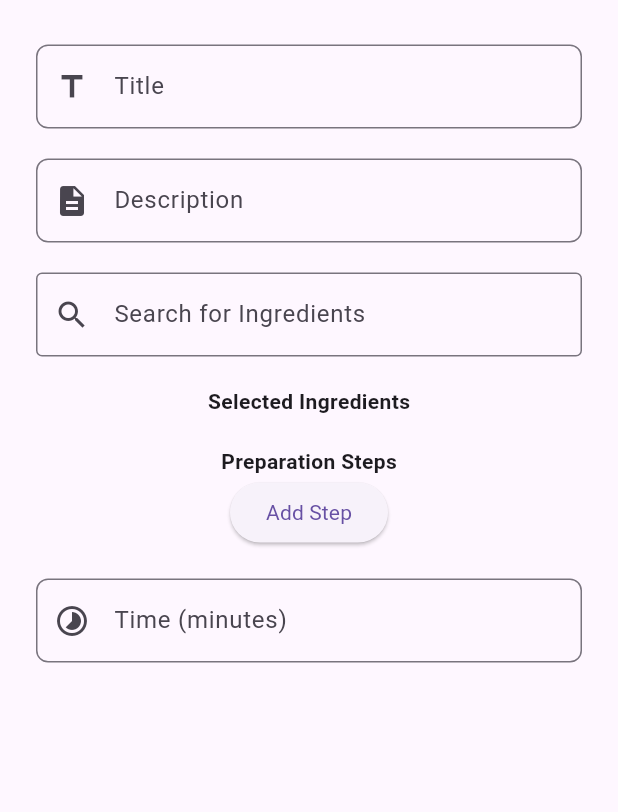
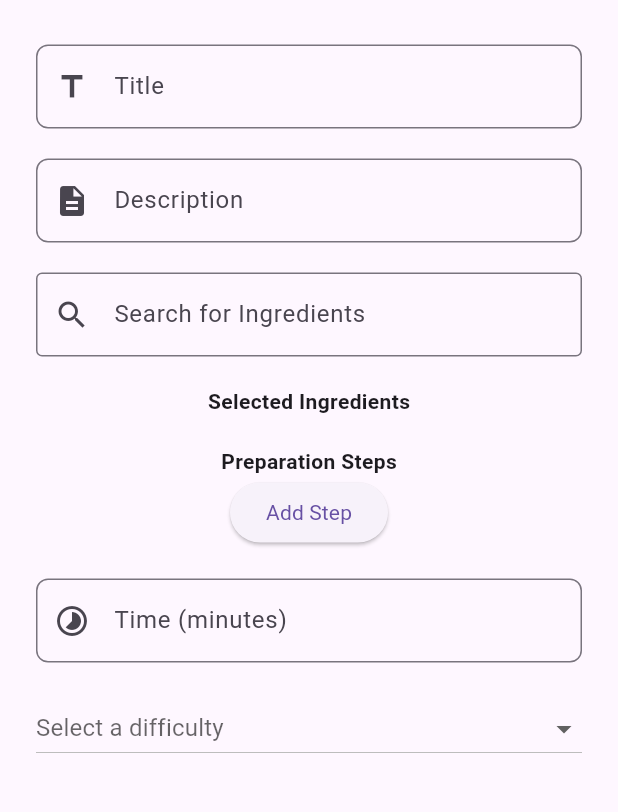
Before and after one commit to Andresas106/RecipeApp, a Flutter app: the NewRecipeScreen screen opened directly, after a tap on "Add Step", after a tap on the "delete" icon, on a phone screen of 412 x 824 dp, the part 326-1138 px from its top. Run offline on Flutter 3.47's test engine with Material 3 defaults, Android fonts, the phone set to English and light mode, and no system bars; our stand-ins replace cloud_firestore, firebase_auth, firebase_core, google_sign_in; accounts and stored records are empty.

Commit message:
added difficulty dropdown

```diff
--- a/recipe_app/lib/model/recipe.dart
+++ b/recipe_app/lib/model/recipe.dart
@@ -91,3 +91,19 @@ class Recipe {
     };
   }
 }
+
+
+extension DifficultyExtension on Difficulty {
+  String get displayName {
+    switch (this) {
+      case Difficulty.high:
+        return 'High';
+      case Difficulty.medium:
+        return 'Medium';
+      case Difficulty.low:
+        return 'Low';
+      default:
+        return '';
+    }
+  }
+}
--- a/recipe_app/lib/screens/NewRecipeScreen.dart
+++ b/recipe_app/lib/screens/NewRecipeScreen.dart
@@ -2,6 +2,7 @@ import 'package:flutter/cupertino.dart';
 import 'package:flutter/material.dart';
 import 'package:recipe_app/controller/ingredientController.dart';
 import 'package:recipe_app/model/ingredients.dart';
+import 'package:recipe_app/model/recipe.dart';
 import 'package:recipe_app/utils/authService.dart';
 
 import '../navigation/AppRouterDelegate.dart';
@@ -19,6 +20,7 @@ class _NewRecipeScreenState extends State<NewRecipeScreen> {
   final Map<Ingredient, int> _quantitiesIngredients = {};
   final List<String> _preparationSteps = [];
   final ingredientController = IngredientController();
+  Difficulty? _selectedDifficulty = null;
 
   Future<List<Ingredient>> _getSuggestions(String query) async{
     return await ingredientController.fetchIngredientsBySearch(query);
@@ -124,7 +126,6 @@ class _NewRecipeScreenState extends State<NewRecipeScreen> {
           padding: const EdgeInsets.symmetric(horizontal: 24,vertical: 48),
           child: SingleChildScrollView(
             child: Container(
-              constraints: BoxConstraints(maxHeight: MediaQuery.of(context).size.height),
               child: Column(
                 children: [
                   const SizedBox(height: 30,),
@@ -243,14 +244,28 @@ class _NewRecipeScreenState extends State<NewRecipeScreen> {
                             borderRadius: BorderRadius.circular(8)
                         )),
                   ),
+                  const SizedBox(height: 20,),
+                  DropdownButton<Difficulty>(
+                      value: _selectedDifficulty,
+                      hint: Text('Select a difficulty'),
+                      items: Difficulty.values.map((Difficulty difficulty) {
+                        return DropdownMenuItem<Difficulty>(
+                          value: difficulty,
+                          child: Text(difficulty.displayName),
+                        );
+                      }).toList(),
+                      onChanged: (Difficulty? newValue) {
+                        setState(() {
+                          _selectedDifficulty = newValue!;
+                        });
+                      },
+                    isExpanded: true,
+                  )
                 ],
               ),
             )
-
           )
-
       ),
-
     );
   }
 }
```
